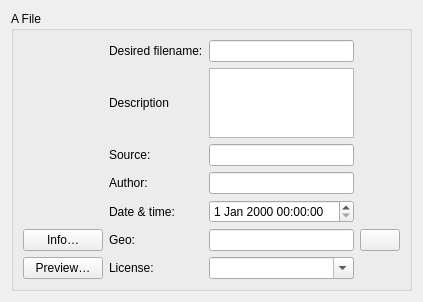
Before: the Qt Designer form commonsimgwidget.ui in Athantor/imup, drawn with Qt 5.
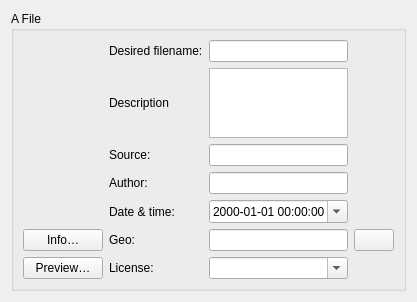
After: the same form once the commit is applied.

The edit to the form file:
```diff
--- a/commonsimgwidget.ui
+++ b/commonsimgwidget.ui
@@ -6,8 +6,8 @@
    <rect>
     <x>0</x>
     <y>0</y>
-    <width>390</width>
-    <height>290</height>
+    <width>388</width>
+    <height>288</height>
    </rect>
   </property>
   <property name="windowTitle">
@@ -85,7 +85,17 @@
          </widget>
         </item>
         <item row="4" column="2">
-         <widget class="QDateTimeEdit" name="FileDtEdit"/>
+         <widget class="QDateTimeEdit" name="FileDtEdit">
+          <property name="displayFormat">
+           <string>yyyy-dd-MM HH:mm:ss</string>
+          </property>
+          <property name="calendarPopup">
+           <bool>true</bool>
+          </property>
+          <property name="timeSpec">
+           <enum>Qt::OffsetFromUTC</enum>
+          </property>
+         </widget>
         </item>
         <item row="1" column="1">
          <widget class="QLabel" name="label_7">
```
